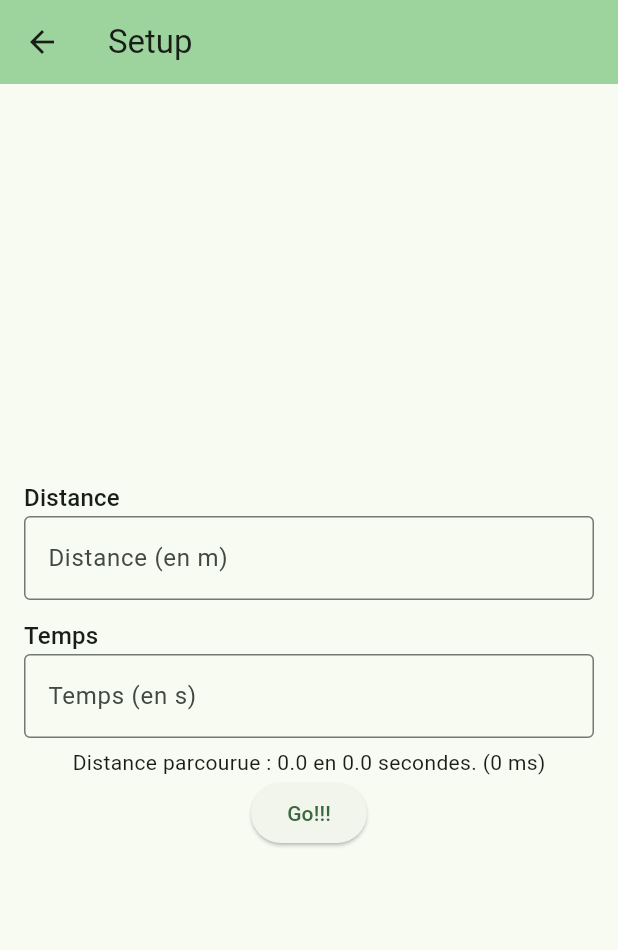
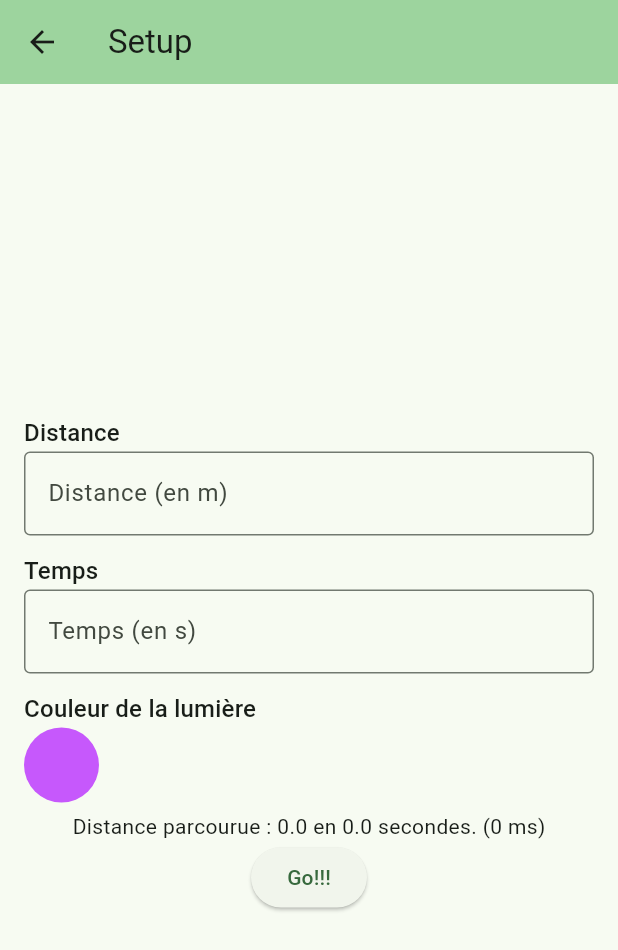
Before and after one commit to OtarieElephant/ledpacer, a Flutter app: the SetupPage screen opened directly, on a phone screen of 412 x 824 dp. Shown: the top 950 px of the screen. Run offline on Flutter 3.47's test engine with Material 2 defaults, Android fonts, the phone set to English and light mode, and no system bars; our stand-ins replace flutter_colorpicker.

Commit message:
NOT WORKING

```diff
--- a/lib/Setup/setup_form.dart
+++ b/lib/Setup/setup_form.dart
@@ -1,4 +1,5 @@
 import 'package:flutter/material.dart';
+import 'package:flutter_application_1/components/app_colorpicker_form_field.dart';
 import '../components/app_text_form_field.dart';
 
 class SetupForm extends StatefulWidget {
@@ -14,9 +15,11 @@ class SetupFormState extends State<SetupForm> {
   final _formKey = GlobalKey<FormState>();
   final distanceController = TextEditingController();
   final durationController = TextEditingController();
+  final colorController = TextEditingController();
 
   double? distance = 0;
   double? duration = 0;
+  Color defaultColor = const Color.fromARGB(255, 198, 88, 252);
 
   @override
   void initState() {
@@ -28,6 +31,10 @@ class SetupFormState extends State<SetupForm> {
     );
     durationController.addListener(() => setState(() {
         duration = double.tryParse(durationController.text) != null ? double.parse(durationController.text) : 0.0 ;
+      })
+    );
+    colorController.addListener(() => setState(() {
+        print('test ${colorController.text}');
       })
     );
   }
@@ -43,7 +50,7 @@ class SetupFormState extends State<SetupForm> {
             description: 'Distance (en m)',
             controller: distanceController,
             validationMessage: 'Entrer une distance valide.',
-            inputType: TextInputType.numberWithOptions(),
+            inputType: TextInputType.number
           ),
           AppTextFormField(
             title: 'Temps',
@@ -51,6 +58,11 @@ class SetupFormState extends State<SetupForm> {
             controller: durationController,
             validationMessage: 'Entrer une durée valide.',
             inputType: TextInputType.number,
+          ),
+          AppColorpickerFormField(
+            controller: colorController,
+            defaultColor: defaultColor,
+            title: 'Couleur de la lumière'
           ),
           Text(
             'Distance parcourue : $distance '
@@ -75,14 +87,8 @@ class SetupFormState extends State<SetupForm> {
   void dispose() {
     distanceController.dispose();
     durationController.dispose();
+    colorController.dispose();
     super.dispose();
-  }
-
-  String? _validateDuration(String? value){
-    if (value == null || value.isEmpty){
-      return 'Entrer une durée valide';
-    }
-    return null;
   }
 
   double getSpeed(double? distance, double? time){
--- /dev/null
+++ b/lib/components/app_colorpicker_form_field.dart
@@ -0,0 +1,91 @@
+import 'package:flutter/material.dart';
+import 'package:flutter_colorpicker/flutter_colorpicker.dart';
+
+class AppColorpickerFormField extends StatefulWidget {
+  const AppColorpickerFormField({super.key, required this.controller, required this.title, required this.defaultColor});
+   final String title;
+   final Color defaultColor;
+   final TextEditingController controller;
+
+  @override
+  AppColorpickerFormFieldState createState(){
+    return AppColorpickerFormFieldState();
+  }
+}
+
+class AppColorpickerFormFieldState extends State<AppColorpickerFormField> {
+  late Color pickerColor;
+  late Color currentColor;
+
+  @override
+  Widget build(BuildContext context){
+    return Padding(
+      padding: const EdgeInsets.all(6),
+      child: Align(
+        alignment: Alignment.topLeft,
+        child: Column(
+          crossAxisAlignment: CrossAxisAlignment.start,
+          children: [
+            Text(
+              widget.title,
+              style: Theme.of(context).textTheme.titleMedium
+            ),
+            InkWell(
+              onTap: showColorpicker,
+              child: Container(
+                height:50,
+                width: 50,
+                decoration: BoxDecoration(
+                  color: currentColor,
+                  borderRadius: BorderRadius.circular(50)
+                ),
+              )
+            ),
+          ],
+        )
+      )
+    );
+  }
+
+  @override
+  void initState() {
+    setState(() {
+      pickerColor = widget.defaultColor;
+      currentColor = widget.defaultColor;
+    });
+    super.initState();
+  }
+
+  void showColorpicker() {
+    showDialog(
+      context: context,
+      builder: (BuildContext context){
+        return AlertDialog(
+          title: const Text('Modifier la couleur'),
+          content: SingleChildScrollView(
+            child: ColorPicker(
+              onColorChanged: changeColor,
+              pickerColor: pickerColor,
+              enableAlpha: false,
+              labelTypes: const [],
+              hexInputController: widget.controller,
+            )
+          ),
+          actions: <Widget>[
+            ElevatedButton(
+              child: const Text('Valider'),
+              onPressed: () {
+                setState(() => currentColor = pickerColor);
+                Navigator.of(context).pop();
+              },
+            ),
+          ],
+        );
+      }
+    );
+  }
+
+  void changeColor(Color color) {
+    setState(() => pickerColor = color);
+  }
+}
```
